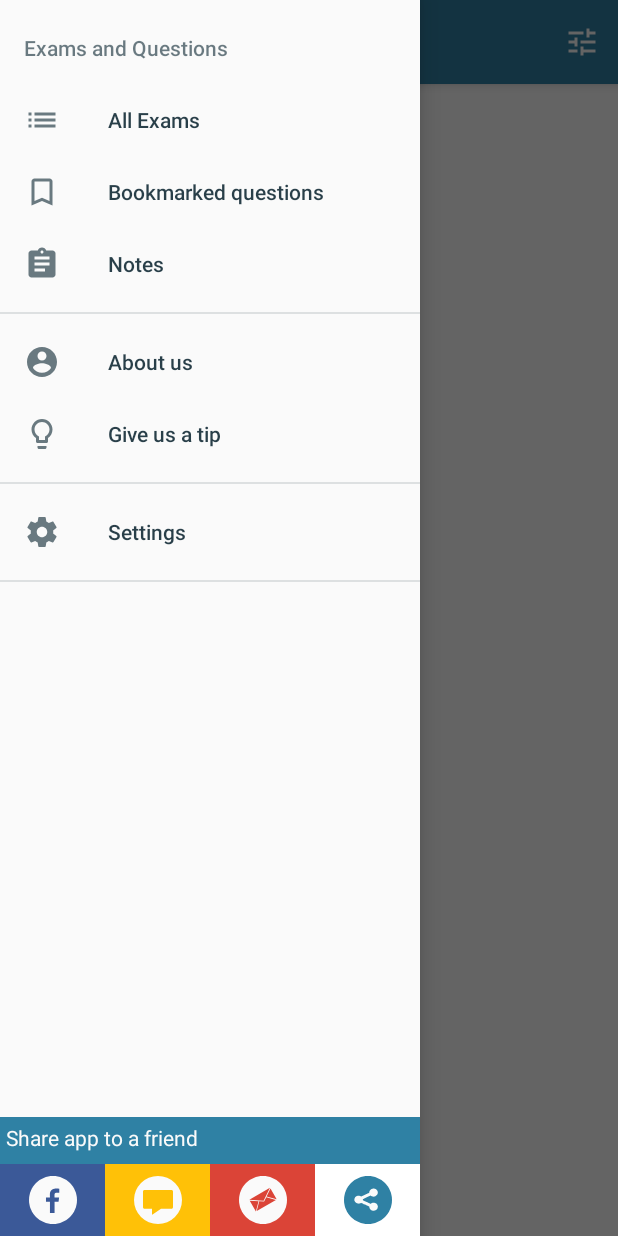
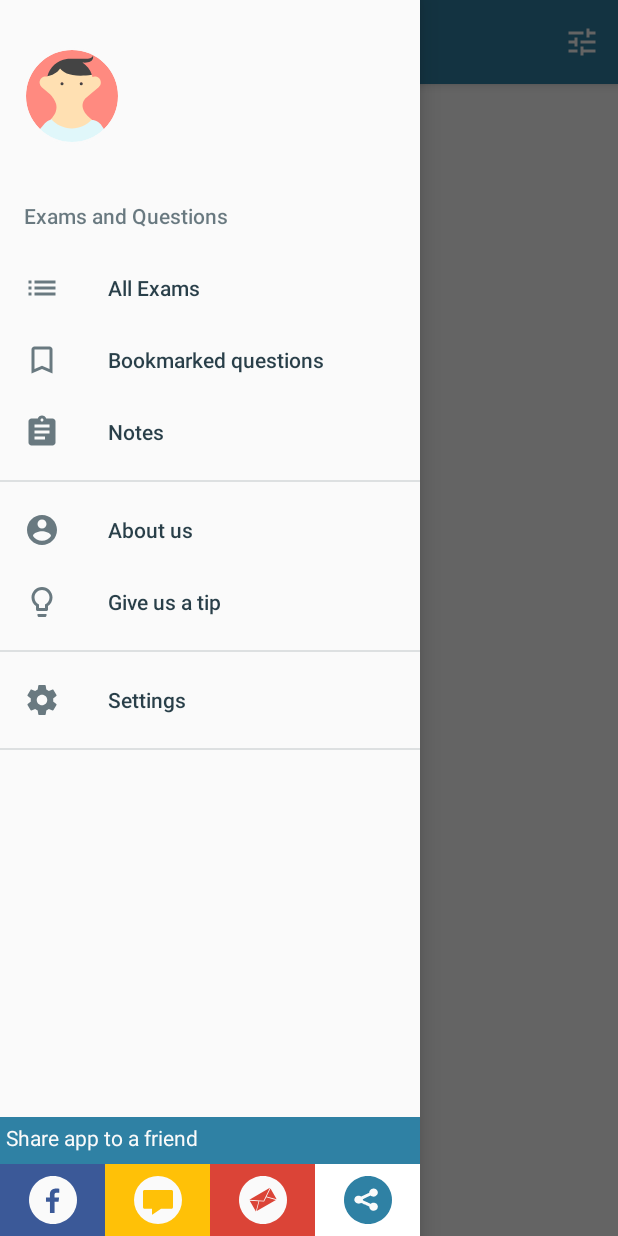
Before and after one commit to mekete/QuestionBank, an Android app: the screen it shows after launch once a user with an empty profile is signed in (ExamListActivity), with the side drawer open, on a phone screen of 412 x 824 dp. Run offline under Robolectric (Android 15) with nearby library versions, the phone set to English and light mode, and no system bars; our stand-ins replace CircleImageView, Firebase (no records; nobody signed in at launch, a user with empty details on screens opened directly); libraries missing offline, so code that uses them is left out: com.facebook, com.yalantis.contextmenu.

Commit message:
show edit profile menu

```diff
--- a/app/src/main/java/net/kerod/android/questionbank/ExamListActivity.java
+++ b/app/src/main/java/net/kerod/android/questionbank/ExamListActivity.java
@@ -21,6 +21,7 @@ import android.util.Log;
 import android.view.Menu;
 import android.view.MenuItem;
 import android.view.View;
+import android.widget.TextView;
 
 import com.google.firebase.database.DataSnapshot;
 import com.google.firebase.database.DatabaseError;
@@ -33,6 +34,7 @@ import net.kerod.android.questionbank.adapter.ExamAdapter;
 import net.kerod.android.questionbank.manager.SettingsManager;
 import net.kerod.android.questionbank.model.Exam;
 import net.kerod.android.questionbank.utility.AppUtil;
+import net.kerod.android.questionbank.utility.Constants;
 import net.kerod.android.questionbank.utility.DeviceUtil;
 import net.kerod.android.questionbank.utility.FirestoreMigrator;
 import net.kerod.android.questionbank.utility.SocialUtil;
@@ -41,6 +43,8 @@ import net.kerod.android.questionbank.widget.toast.LoadToast;
 
 import java.util.ArrayList;
 import java.util.List;
+
+import de.hdodenhof.circleimageview.CircleImageView;
 
 public class ExamListActivity extends AppCompatActivity implements NavigationView.OnNavigationItemSelectedListener {
     private static final String TAG = "ExamListActivity";
@@ -58,6 +62,7 @@ public class ExamListActivity extends AppCompatActivity implements NavigationVie
         initFab();
         initRecyclerView();
         setUpApp();
+        showLoggedInUserProfile();
     }
 
 
@@ -362,5 +367,36 @@ public class ExamListActivity extends AppCompatActivity implements NavigationVie
 
         return true;
     }
+    //
+    private void showLoggedInUserProfile() {
+
+        View headerView = mNavigationView.inflateHeaderView(R.layout.drawer_question_header);
+        CircleImageView imgvUserProfile = (CircleImageView) headerView.findViewById(R.id.imgv_user_photo);
+        imgvUserProfile.setImageResource(Constants.AVATAR_RESOURCE_IDS[SettingsManager.getAvatarIndex()]);
+
+        TextView txtvUserName = (TextView) headerView.findViewById(R.id.txtv_user_name);
+        TextView txtvUserEmail = (TextView) headerView.findViewById(R.id.txtv_user_email);
+        txtvUserName.setText(SettingsManager.getDisplayName());
+        txtvUserEmail.setText(SettingsManager.getEmail());
+        //
+        imgvUserProfile.setOnClickListener(actionEditProfile);
+        txtvUserName.setOnClickListener(actionEditProfile);
+        txtvUserEmail.setOnClickListener(actionEditProfile);
+
+    }
+
+    View.OnClickListener actionEditProfile = new View.OnClickListener() {
+        @Override
+        public void onClick(View v) {
+            mDrawer.closeDrawer(GravityCompat.START);
+            navigateToEditAccount();
+        }
+    };
+
+    private void navigateToEditAccount() {
+        Intent intent = new Intent(ExamListActivity.this, EditAccountActivity.class);
+        startActivity(intent);
+    }
+
 
 }
```
